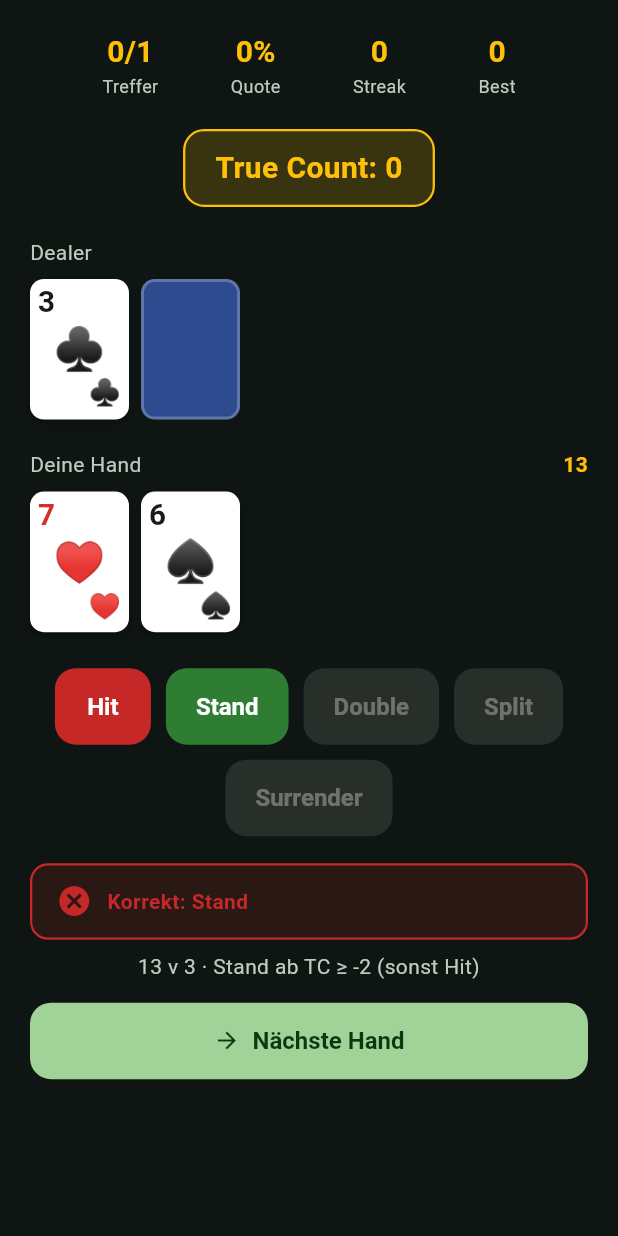
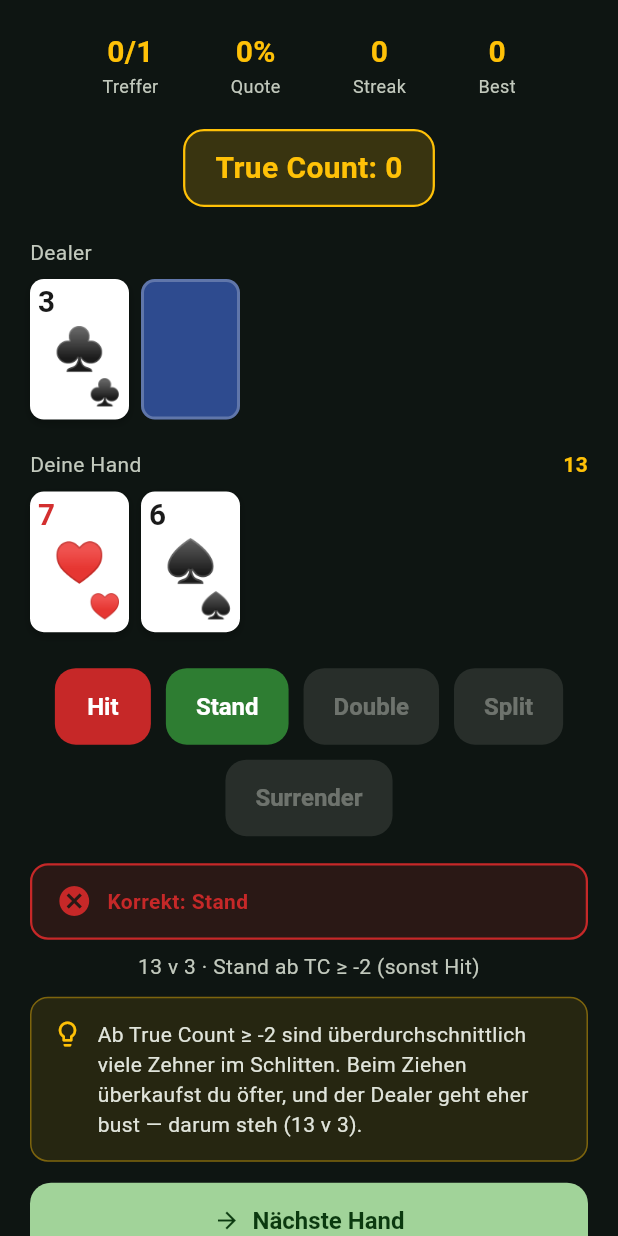
Before and after one commit to alexsaliger/blackjack-coach-app, a Flutter app: the _PracticeTab widget shown alone on an empty page, opened directly, after a tap on "Hit", on a phone screen of 412 x 824 dp. Run offline on Flutter 3.47's test engine with Material 3 defaults, Android fonts, the phone set to English and light mode, and no system bars; our stand-ins replace flutter_riverpod, shared_preferences; accounts and stored records are empty.

Commit message:
Begruendungen auch im Deviation-Trainer
- DeviationExplainer: erklaert pro Index-Play, warum sich die Abweichung beim
  jeweiligen True Count lohnt (bzw. noch nicht) — als 💡-Karte im Uebungsmodus
- Einbindung in den Deviation-Uebungsmodus (ExplanationCard unter der Index-Zeile)
- Tests fuer die Begruendungslogik (at/above, below, double/surrender)
- launch.json: zweiter Static-Preview-Port (web2/8087) fuer cache-freies Testen
- 65 Tests gruen, flutter analyze sauber; im Browser verifiziert

Co-Authored-By: Claude Opus 4.8 <noreply@anthropic.com>

```diff
--- /dev/null
+++ b/lib/domain/strategy/deviation_explainer.dart
@@ -0,0 +1,43 @@
+import '../models/action.dart';
+import 'deviations.dart';
+
+/// Explains (in German) why a Hi-Lo index play applies — or doesn't — at a
+/// given true count. The core idea: a high true count means many tens and aces
+/// are still in the shoe, which shifts several close decisions.
+class DeviationExplainer {
+  const DeviationExplainer();
+
+  String explain(Deviation d, double trueCount) {
+    final idx = d.index.toStringAsFixed(0);
+    final tc = trueCount.toStringAsFixed(0);
+    final met = trueCount >= d.index;
+
+    if (!met) {
+      return 'True Count $tc liegt unter dem Index ($idx). Die Abweichung '
+          'lohnt sich noch nicht — spiel ${d.below.label} wie in der Basic '
+          'Strategy.';
+    }
+
+    switch (d.atOrAbove) {
+      case PlayerAction.stand:
+        return 'Ab True Count ≥ $idx sind überdurchschnittlich viele Zehner im '
+            'Schlitten. Beim Ziehen überkaufst du öfter, und der Dealer geht '
+            'eher bust — darum steh (${d.name}).';
+      case PlayerAction.doubleDown:
+        return 'Ab True Count ≥ $idx liegen viele Zehner bereit — du triffst '
+            'eher eine starke Hand. Verdopple, um den Vorteil auszunutzen '
+            '(${d.name}).';
+      case PlayerAction.split:
+        return 'Nur bei sehr hohem Count (≥ $idx) lohnt es sich, Zehner gegen '
+            'eine schwache Dealerkarte zu splitten: zwei Hände mit ~20 gegen '
+            'einen bust-gefährdeten Dealer.';
+      case PlayerAction.surrender:
+        final hand = d.name.split(' ').first;
+        return 'Ab True Count ≥ $idx gewinnt $hand gegen diese starke Karte '
+            'noch seltener — gib auf (Surrender) und spar den halben Einsatz.';
+      case PlayerAction.hit:
+        return 'Ab True Count ≥ $idx ist Ziehen hier die bessere Wahl '
+            '(${d.name}).';
+    }
+  }
+}
--- a/lib/presentation/screens/deviations_screen.dart
+++ b/lib/presentation/screens/deviations_screen.dart
@@ -2,10 +2,12 @@ import 'package:flutter/material.dart';
 import 'package:flutter_riverpod/flutter_riverpod.dart';
 
 import '../../domain/models/hand.dart';
+import '../../domain/strategy/deviation_explainer.dart';
 import '../../domain/strategy/deviations.dart';
 import '../../state/deviation_drill_controller.dart';
 import '../help_texts.dart';
 import '../widgets/action_buttons.dart';
+import '../widgets/explanation_card.dart';
 import '../widgets/feedback_banner.dart';
 import '../widgets/info_button.dart';
 import '../widgets/playing_card_view.dart';
@@ -220,6 +222,10 @@ class _PracticeTab extends ConsumerWidget {
                 textAlign: TextAlign.center,
                 style: TextStyle(color: scheme.onSurfaceVariant),
               ),
+              const SizedBox(height: 10),
+              ExplanationCard(
+                const DeviationExplainer().explain(s.deviation, s.trueCount),
+              ),
               const SizedBox(height: 14),
               FilledButton.icon(
                 onPressed: controller.next,
```
Also changed, not shown: .claude/launch.json, 2 other files.
